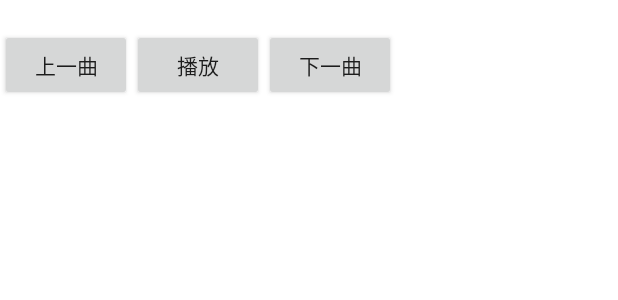
After one commit to 2604150210/JalMusic, an Android app: the layout notification.xml on its own in the app's theme, with its tools: preview values and no code run, on a phone screen of 412 x 824 dp. The commit adds this screen. Shown: the top 300 px of the screen. Run offline under Robolectric (Android 15) with nearby library versions, the phone set to English and light mode, and no system bars.

Commit message:
通知栏显示播放状态

```diff
--- a/app/src/main/AndroidManifest.xml
+++ b/app/src/main/AndroidManifest.xml
@@ -35,6 +35,10 @@
                 android:name="android.appwidget.provider"
                 android:resource="@xml/jal_music_widget_info" />
         </receiver>
+        <receiver
+            android:name=".NotificationReceiver"
+            android:enabled="true"
+            android:exported="true"></receiver>
     </application>
 
 </manifest>
--- /dev/null
+++ b/app/src/main/res/layout/notification.xml
@@ -0,0 +1,35 @@
+<LinearLayout xmlns:android="http://schemas.android.com/apk/res/android"
+    android:layout_width="match_parent"
+    android:layout_height="match_parent"
+    android:background="#ffffff"
+    android:id="@+id/notification_layout"
+    android:orientation="vertical">
+    <LinearLayout
+        android:layout_width="wrap_content"
+        android:layout_height="wrap_content">
+        <TextView
+            android:id="@+id/notification_title"
+            android:layout_width="wrap_content"
+            android:layout_height="wrap_content" />
+    </LinearLayout>
+    <LinearLayout
+        android:orientation="horizontal"
+        android:layout_width="wrap_content"
+        android:layout_height="wrap_content">
+        <Button
+            android:text="@string/pre_music"
+            android:id="@+id/prev_song"
+            android:layout_width="wrap_content"
+            android:layout_height="wrap_content" />
+        <Button
+            android:text="@string/play"
+            android:id="@+id/play_pause"
+            android:layout_width="wrap_content"
+            android:layout_height="wrap_content" />
+        <Button
+            android:text="@string/next_music"
+            android:id="@+id/next_song"
+            android:layout_width="wrap_content"
+            android:layout_height="wrap_content" />
+    </LinearLayout>
+</LinearLayout>
```
Also changed, not shown: app/src/main/java/com/jal/www/jalmusic/MainActivity.java (+38 -14 lines), app/src/main/java/com/jal/www/jalmusic/NotificationReceiver.java (added, +68 -0 lines).
